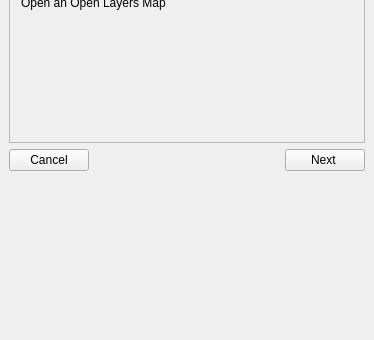
This is mole/view/ui_main_process_dock.ui in UdK-VPT/Open_eQuarter as Qt 5 draws it before an edit; both pictures show x 0 to 374 and y 176 to 516 of the 374 by 516 pixel window. The edited form follows.
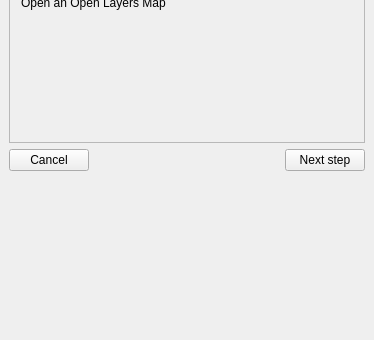
This is the edited form. Icons and pictures are not drawn. Custom widgets are drawn as their Qt base class.

Diff of the .ui file:
```diff
--- a/mole/view/ui_main_process_dock.ui
+++ b/mole/view/ui_main_process_dock.ui
@@ -481,7 +481,7 @@
          <enum>Qt::RightToLeft</enum>
         </property>
         <property name="text">
-         <string>Next </string>
+         <string>Next step</string>
         </property>
         <property name="icon">
          <iconset resource="resources.qrc">
```
